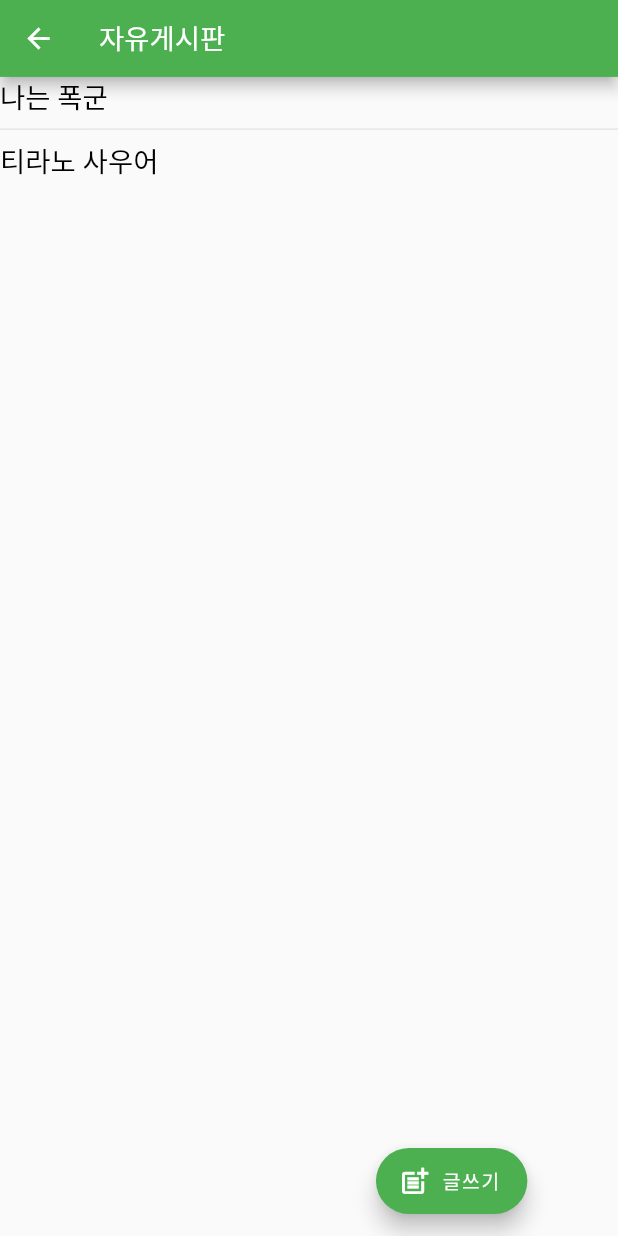
After one commit to Leonamin/cuteshrew_client, a Flutter app: the CommunityPage screen opened by its route, on a phone screen of 412 x 824 dp. The commit adds this screen. Run offline on Flutter 3.47's test engine with Material 2 defaults, Android fonts, the phone set to English and light mode, and no system bars; our stand-ins replace file_picker, flutter_html, responsive_framework; missing offline and left inert: html_editor_enhanced; Roboto replaces fonts that are missing (GyeonggiLight).

Commit message:
complete first templete

```diff
--- /dev/null
+++ b/lib/pages/CommunityPage.dart
@@ -0,0 +1,85 @@
+import 'package:cuteshrew/pages/PostPage.dart';
+import 'package:flutter/gestures.dart';
+import 'package:flutter/material.dart';
+import 'package:cuteshrew/model/Post.dart';
+
+class CommunityPage extends StatefulWidget {
+  static const String route = '/community';
+
+  const CommunityPage({Key? key}) : super(key: key);
+
+  @override
+  State<CommunityPage> createState() => _CommunityPageState();
+}
+
+class _CommunityPageState extends State<CommunityPage> {
+  List<Post> posts = [Post(0, "나는 폭군")];
+
+  //
+  int postNumberOnCommunity = 10;
+
+  // Display posts based on countPerPage
+  // it can be changed by a filter
+  int countPerPage = 15;
+
+  @override
+  void initState() {
+    super.initState();
+    _requestCommunities(0, 15);
+  }
+
+  _requestCommunities(int pageNum, int countPerPage) async {
+    posts.add(Post(1, "티라노 사우어"));
+  }
+
+  @override
+  Widget build(BuildContext context) {
+    var postListTextStyle = const TextStyle(
+        color: Colors.black, fontFamily: 'GyeonggiLight', fontSize: 20);
+
+    var postList = ListView.separated(
+      itemCount: posts.length,
+      itemBuilder: (BuildContext context, int index) {
+        return Container(
+          child: RichText(
+            text: TextSpan(
+                text: posts[index].title,
+                style: postListTextStyle,
+                recognizer: TapGestureRecognizer()
+                  ..onTap = () {
+                    Navigator.push(context,
+                        MaterialPageRoute(builder: (context) =>
+                            PostPage(postId: posts[index].postId)));
+                  }),
+          ),
+        );
+      },
+      separatorBuilder: (BuildContext context, int index) {
+        return Divider();
+      },
+    );
+
+    return Scaffold(
+      appBar: AppBar(
+        title: Text("자유게시판"),
+      ),
+      body: Container(
+        alignment: Alignment.topCenter,
+        child: SizedBox(
+          width: 500,
+          child: postList,
+        ),
+      ),
+      floatingActionButton: Padding(
+        padding: const EdgeInsets.only(right: 50.0),
+        child: FloatingActionButton.extended(
+          onPressed: () {
+            Navigator.pushNamed(context, '/writing');
+          },
+          label: const Text('글쓰기'),
+          icon: const Icon(Icons.post_add),
+        ),
+      ),
+    );
+  }
+}
--- a/pubspec.yaml
+++ b/pubspec.yaml
@@ -35,8 +35,10 @@ dependencies:
   # Use with the CupertinoIcons class for iOS style icons.
   cupertino_icons: ^1.0.2
 
-  #Literlly
+  # html editor for Flutter
   html_editor_enhanced: ^2.5.0
+  responsive_framework: ^0.2.0
+  flutter_html: ^0.8.2
 
 dev_dependencies:
   flutter_test:
```
Also changed, not shown: lib/main.dart (+20 -3 lines), lib/pages/MainPage.dart (renamed from lib/pages/page_main.dart, +12 -11 lines), lib/pages/PostPage.dart (added, +81 -0 lines), lib/pages/WritingPage.dart (added, +84 -0 lines), lib/pages/page_general.dart (deleted, +0 -29 lines).
